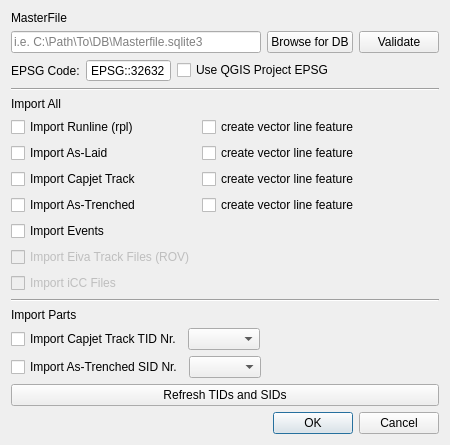
Before: the Qt Designer form isurvey_tools_dialog_base.ui in danielskaare/isurvey_tools, drawn with Qt 5.
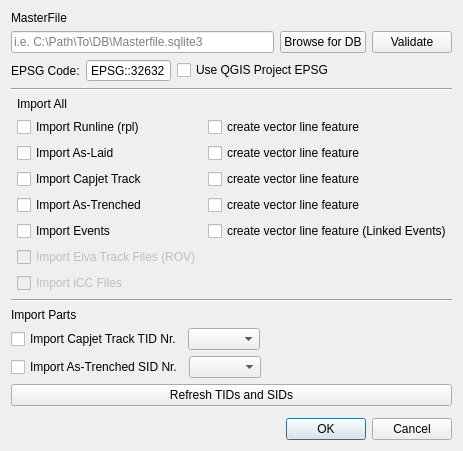
After: the same form once the commit is applied. Custom widgets are drawn as their Qt base class.

Commit message: UPDATE:  Linked Events for Freespan, Exposures, SID, Pumps included UPDATE: Fixed small bug for importing Eiva Runlines

```diff
--- a/isurvey_tools_dialog_base.ui
+++ b/isurvey_tools_dialog_base.ui
@@ -7,14 +7,55 @@
     <x>0</x>
     <y>0</y>
     <width>433</width>
-    <height>429</height>
+    <height>422</height>
    </rect>
   </property>
   <property name="windowTitle">
    <string>Import from Masterfile</string>
   </property>
-  <layout class="QGridLayout" name="gridLayout">
-   <item row="2" column="0">
+  <layout class="QFormLayout" name="formLayout_2">
+   <item row="0" column="0" colspan="2">
+    <widget class="QLabel" name="label_3">
+     <property name="text">
+      <string>MasterFile</string>
+     </property>
+    </widget>
+   </item>
+   <item row="1" column="0" colspan="2">
+    <layout class="QHBoxLayout" name="horizontalLayout">
+     <item>
+      <widget class="QgsFilterLineEdit" name="line_db_path">
+       <property name="minimumSize">
+        <size>
+         <width>250</width>
+         <height>0</height>
+        </size>
+       </property>
+       <property name="placeholderText">
+        <string>i.e. C:\Path\To\DB\Masterfile.sqlite3</string>
+       </property>
+       <property name="qgisRelation" stdset="0">
+        <string notr="true"/>
+       </property>
+      </widget>
+     </item>
+     <item>
+      <widget class="QPushButton" name="pB_Browse">
+       <property name="text">
+        <string>Browse for DB</string>
+       </property>
+      </widget>
+     </item>
+     <item>
+      <widget class="QPushButton" name="pB_Validate">
+       <property name="text">
+        <string>Validate</string>
+       </property>
+      </widget>
+     </item>
+    </layout>
+   </item>
+   <item row="2" column="0" colspan="2">
     <layout class="QHBoxLayout" name="horizontalLayout_4">
      <item>
       <widget class="QLabel" name="label_epsg">
@@ -79,68 +120,21 @@
      </item>
     </layout>
    </item>
-   <item row="8" column="0">
-    <layout class="QHBoxLayout" name="horizontalLayout_2">
-     <item>
-      <widget class="QCheckBox" name="cB_capjet_tid">
-       <property name="text">
-        <string>Import Capjet Track TID Nr.</string>
-       </property>
-      </widget>
-     </item>
-     <item>
-      <widget class="QComboBox" name="comboBox_TID"/>
-     </item>
-     <item>
-      <spacer name="horizontalSpacer">
-       <property name="orientation">
-        <enum>Qt::Horizontal</enum>
-       </property>
-       <property name="sizeHint" stdset="0">
-        <size>
-         <width>40</width>
-         <height>20</height>
-        </size>
-       </property>
-      </spacer>
-     </item>
-    </layout>
+   <item row="3" column="0" colspan="2">
+    <widget class="Line" name="line_2">
+     <property name="orientation">
+      <enum>Qt::Horizontal</enum>
+     </property>
+    </widget>
    </item>
-   <item row="1" column="0">
-    <layout class="QHBoxLayout" name="horizontalLayout">
-     <item>
-      <widget class="QgsFilterLineEdit" name="line_db_path">
-       <property name="minimumSize">
-        <size>
-         <width>250</width>
-         <height>0</height>
-        </size>
-       </property>
-       <property name="placeholderText">
-        <string>i.e. C:\Path\To\DB\Masterfile.sqlite3</string>
-       </property>
-       <property name="qgisRelation" stdset="0">
-        <string notr="true"/>
-       </property>
-      </widget>
-     </item>
-     <item>
-      <widget class="QPushButton" name="pB_Browse">
-       <property name="text">
-        <string>Browse for DB</string>
-       </property>
-      </widget>
-     </item>
-     <item>
-      <widget class="QPushButton" name="pB_Validate">
-       <property name="text">
-        <string>Validate</string>
-       </property>
-      </widget>
-     </item>
-    </layout>
+   <item row="4" column="1">
+    <widget class="QLabel" name="label">
+     <property name="text">
+      <string>Import All</string>
+     </property>
+    </widget>
    </item>
-   <item row="5" column="0">
+   <item row="5" column="1">
     <layout class="QFormLayout" name="formLayout">
      <item row="0" column="0">
       <widget class="QCheckBox" name="cB_runline">
@@ -177,6 +171,13 @@
        </property>
       </widget>
      </item>
+     <item row="4" column="1">
+      <widget class="QCheckBox" name="cB_events_lin">
+       <property name="text">
+        <string>create vector line feature (Linked Events)</string>
+       </property>
+      </widget>
+     </item>
      <item row="5" column="0">
       <widget class="QCheckBox" name="cB_rovtrack">
        <property name="enabled">
@@ -230,14 +231,48 @@
      </item>
     </layout>
    </item>
-   <item row="0" column="0">
-    <widget class="QLabel" name="label_3">
+   <item row="6" column="0" colspan="2">
+    <widget class="Line" name="line">
+     <property name="orientation">
+      <enum>Qt::Horizontal</enum>
+     </property>
+    </widget>
+   </item>
+   <item row="7" column="0" colspan="2">
+    <widget class="QLabel" name="label_2">
      <property name="text">
-      <string>MasterFile</string>
+      <string>Import Parts</string>
      </property>
     </widget>
    </item>
-   <item row="9" column="0">
+   <item row="8" column="0" colspan="2">
+    <layout class="QHBoxLayout" name="horizontalLayout_2">
+     <item>
+      <widget class="QCheckBox" name="cB_capjet_tid">
+       <property name="text">
+        <string>Import Capjet Track TID Nr.</string>
+       </property>
+      </widget>
+     </item>
+     <item>
+      <widget class="QComboBox" name="comboBox_TID"/>
+     </item>
+     <item>
+      <spacer name="horizontalSpacer">
+       <property name="orientation">
+        <enum>Qt::Horizontal</enum>
+       </property>
+       <property name="sizeHint" stdset="0">
+        <size>
+         <width>40</width>
+         <height>20</height>
+        </size>
+       </property>
+      </spacer>
+     </item>
+    </layout>
+   </item>
+   <item row="9" column="0" colspan="2">
     <layout class="QHBoxLayout" name="horizontalLayout_3">
      <item>
       <widget class="QCheckBox" name="cB_astrenched_sid">
@@ -264,38 +299,14 @@
      </item>
     </layout>
    </item>
-   <item row="7" column="0">
-    <widget class="QLabel" name="label_2">
-     <property name="text">
-      <string>Import Parts</string>
-     </property>
-    </widget>
-   </item>
-   <item row="4" column="0">
-    <widget class="QLabel" name="label">
-     <property name="text">
-      <string>Import All</string>
-     </property>
-    </widget>
-   </item>
-   <item row="13" column="0">
-    <widget class="QDialogButtonBox" name="buttonBox">
-     <property name="orientation">
-      <enum>Qt::Horizontal</enum>
-     </property>
-     <property name="standardButtons">
-      <set>QDialogButtonBox::Cancel|QDialogButtonBox::Ok</set>
-     </property>
-    </widget>
-   </item>
-   <item row="10" column="0">
+   <item row="10" column="0" colspan="2">
     <widget class="QPushButton" name="pB_Refresh_tid_sid">
      <property name="text">
       <string>Refresh TIDs and SIDs</string>
      </property>
     </widget>
    </item>
-   <item row="11" column="0">
+   <item row="11" column="0" colspan="2">
     <spacer name="verticalSpacer">
      <property name="orientation">
       <enum>Qt::Vertical</enum>
@@ -308,17 +319,13 @@
      </property>
     </spacer>
    </item>
-   <item row="6" column="0">
-    <widget class="Line" name="line">
+   <item row="12" column="0" colspan="2">
+    <widget class="QDialogButtonBox" name="buttonBox">
      <property name="orientation">
       <enum>Qt::Horizontal</enum>
      </property>
-    </widget>
-   </item>
-   <item row="3" column="0">
-    <widget class="Line" name="line_2">
-     <property name="orientation">
-      <enum>Qt::Horizontal</enum>
+     <property name="standardButtons">
+      <set>QDialogButtonBox::Cancel|QDialogButtonBox::Ok</set>
      </property>
     </widget>
    </item>
```
Left out of the diff: 62 changed lines with no effect on the pictures. The commit also changes 2 other files.
